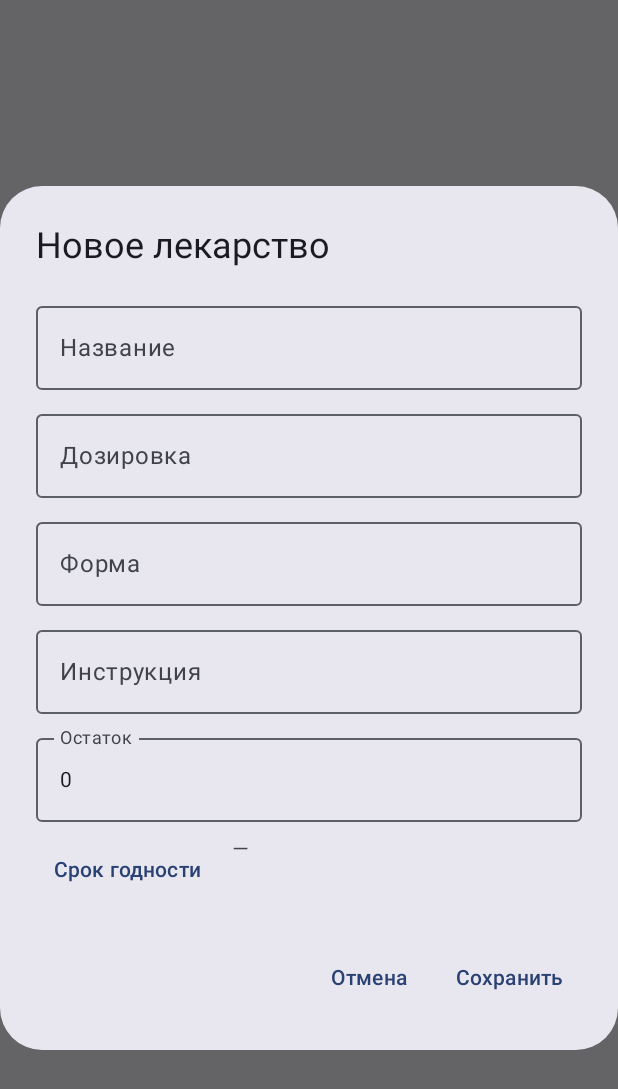
After one commit to valeks03/Home-Medicine-Chest, an Android app built with Jetpack Compose: the composable MedicineEditDialog called with empty values, on a phone screen of 412 x 824 dp. The commit adds this screen. Shown: the top 1089 px of the screen. Run offline under Robolectric (Android 15) with nearby library versions, the phone set to English and light mode, and no system bars.

Commit message:
Add Medicine Screen

```diff
--- /dev/null
+++ b/app/src/main/java/com/example/homemedicinechest/features/medicines/MedicineEditDialog.kt
@@ -0,0 +1,99 @@
+package com.example.homemedicinechest.features.medicines
+
+import android.app.DatePickerDialog
+import androidx.compose.foundation.layout.*
+import androidx.compose.foundation.text.KeyboardOptions
+import androidx.compose.material3.*
+import androidx.compose.runtime.*
+import androidx.compose.ui.Modifier
+import androidx.compose.ui.platform.LocalContext
+import androidx.compose.ui.res.stringResource
+import androidx.compose.ui.text.input.KeyboardType
+import androidx.compose.ui.unit.dp
+import com.example.homemedicinechest.R
+import com.example.homemedicinechest.data.db.Medicine
+import java.text.SimpleDateFormat
+import java.util.*
+
+@Composable
+fun MedicineEditDialog(
+    initial: Medicine?,
+    userId: Long,
+    onDismiss: () -> Unit,
+    onSave: (Medicine) -> Unit
+) {
+    var name by remember { mutableStateOf(initial?.name ?: "") }
+    var dosage by remember { mutableStateOf(initial?.dosage ?: "") }
+    var form by remember { mutableStateOf(initial?.form ?: "") }
+    var instructions by remember { mutableStateOf(initial?.instructions ?: "") }
+    var stock by remember { mutableStateOf((initial?.stockQty ?: 0).toString()) }
+    var expiry by remember { mutableStateOf(initial?.expiresAt) }
+    val ctx = LocalContext.current
+    val df = remember { SimpleDateFormat("dd.MM.yyyy", Locale.getDefault()) }
+
+    AlertDialog(
+        onDismissRequest = onDismiss,
+        title = { Text(if (initial == null) "Новое лекарство" else "Редактирование") },
+        text = {
+            Column(verticalArrangement = Arrangement.spacedBy(8.dp)) {
+                OutlinedTextField(
+                    value = name, onValueChange = { name = it },
+                    label = { Text("Название") }, singleLine = true, modifier = Modifier.fillMaxWidth()
+                )
+                OutlinedTextField(
+                    value = dosage, onValueChange = { dosage = it },
+                    label = { Text("Дозировка") }, singleLine = true, modifier = Modifier.fillMaxWidth()
+                )
+                OutlinedTextField(
+                    value = form, onValueChange = { form = it },
+                    label = { Text("Форма") }, singleLine = true, modifier = Modifier.fillMaxWidth()
+                )
+                OutlinedTextField(
+                    value = instructions, onValueChange = { instructions = it },
+                    label = { Text("Инструкция") }, modifier = Modifier.fillMaxWidth()
+                )
+                OutlinedTextField(
+                    value = stock, onValueChange = { stock = it },
+                    label = { Text("Остаток") }, singleLine = true,
+                    keyboardOptions = KeyboardOptions(keyboardType = KeyboardType.Number),
+                    modifier = Modifier.fillMaxWidth()
+                )
+                Row(horizontalArrangement = Arrangement.spacedBy(8.dp)) {
+                    TextButton(onClick = {
+                        val now = Calendar.getInstance()
+                        DatePickerDialog(ctx, { _, y, m, d ->
+                            val c = Calendar.getInstance()
+                            c.set(Calendar.YEAR, y)
+                            c.set(Calendar.MONTH, m)
+                            c.set(Calendar.DAY_OF_MONTH, d)
+                            c.set(Calendar.HOUR_OF_DAY, 12)
+                            c.set(Calendar.MINUTE, 0)
+                            c.set(Calendar.SECOND, 0)
+                            c.set(Calendar.MILLISECOND, 0)
+                            expiry = c.timeInMillis
+                        }, now.get(Calendar.YEAR), now.get(Calendar.MONTH), now.get(Calendar.DAY_OF_MONTH)).show()
+                    }) { Text("Срок годности") }
+                    Text(expiry?.let { df.format(Date(it)) } ?: "—", style = MaterialTheme.typography.bodyMedium)
+                }
+            }
+        },
+        confirmButton = {
+            TextButton(onClick = {
+                if (name.isBlank() || dosage.isBlank()) return@TextButton
+                onSave(
+                    Medicine(
+                        id = initial?.id ?: 0L,
+                        userId = userId,
+                        name = name.trim(),
+                        dosage = dosage.trim(),
+                        form = form.ifBlank { null },
+                        instructions = instructions.ifBlank { null },
+                        expiresAt = expiry,
+                        stockQty = stock.toIntOrNull() ?: 0
+                    )
+                )
+            }) { Text("Сохранить") }
+        },
+        dismissButton = { TextButton(onClick = onDismiss) { Text(stringResource(R.string.cancel)) } }
+    )
+}
```
Also changed, not shown: app/src/main/java/com/example/homemedicinechest/data/repo/MedicinesRepository.kt (added, +16 -0 lines), app/src/main/java/com/example/homemedicinechest/features/auth/LoginScreen.kt (+26 -16 lines), app/src/main/java/com/example/homemedicinechest/features/auth/MainActivity.kt (+6 -8 lines), app/src/main/java/com/example/homemedicinechest/features/medicines/MedicineScreen.kt (added, +118 -0 lines), app/src/main/java/com/example/homemedicinechest/features/medicines/MedicinesContract.kt (added, +14 -0 lines), app/src/main/java/com/example/homemedicinechest/features/medicines/MedicinesPresenter.kt (added, +35 -0 lines), app/src/main/res/values/strings.xml (+11 -0 lines).
